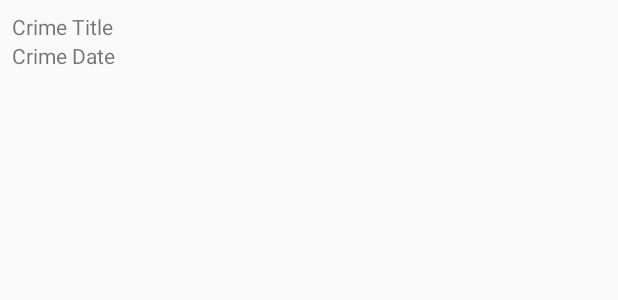
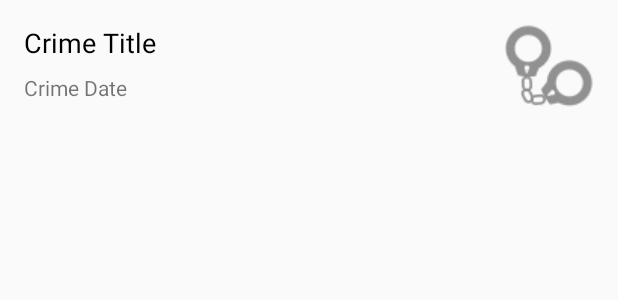
Before and after one commit to sallyshi/criminal-intent, an Android app: the layout list_item_crime.xml on its own in the app's theme, with its tools: preview values and no code run, on a phone screen of 412 x 824 dp. Shown: the top 300 px of the screen. Run offline under Robolectric (Android 15) with nearby library versions, the phone set to English and light mode, and no system bars.

Commit message:
Add ic_solved

```diff
--- a/app/src/main/res/layout/list_item_crime.xml
+++ b/app/src/main/res/layout/list_item_crime.xml
@@ -1,20 +1,47 @@
 <?xml version="1.0" encoding="utf-8"?>
-<LinearLayout xmlns:android="http://schemas.android.com/apk/res/android"
-    android:orientation="vertical"
+<android.support.constraint.ConstraintLayout xmlns:android="http://schemas.android.com/apk/res/android"
+    xmlns:app="http://schemas.android.com/apk/res-auto"
+    xmlns:tools="http://schemas.android.com/tools"
     android:layout_width="match_parent"
     android:layout_height="wrap_content"
-    android:padding="8dp">
+    android:orientation="vertical"
+    >
 
     <TextView
         android:id="@+id/crime_title"
-        android:layout_width="match_parent"
+        android:layout_width="0dp"
         android:layout_height="wrap_content"
-        android:text="Crime Title"/>
+        android:layout_marginEnd="8dp"
+        android:layout_marginStart="16dp"
+        android:layout_marginTop="16dp"
+        android:text="Crime Title"
+        android:textColor="@android:color/black"
+        android:textSize="18sp"
+        app:layout_constraintLeft_toLeftOf="parent"
+        app:layout_constraintRight_toLeftOf="@+id/crime_solved"
+        app:layout_constraintTop_toTopOf="parent"/>
 
     <TextView
         android:id="@+id/crime_date"
-        android:layout_width="match_parent"
+        android:layout_width="0dp"
         android:layout_height="wrap_content"
-        android:text="Crime Date"/>
+        android:text="Crime Date"
+        android:layout_marginStart="16dp"
+        app:layout_constraintLeft_toLeftOf="parent"
+        android:layout_marginTop="8dp"
+        app:layout_constraintTop_toBottomOf="@+id/crime_title"
+        app:layout_constraintRight_toLeftOf="@+id/crime_solved"
+        android:layout_marginEnd="8dp"/>
 
-</LinearLayout>
+    <ImageView
+        android:id="@+id/crime_solved"
+        android:layout_width="wrap_content"
+        android:layout_height="wrap_content"
+        app:srcCompat="@drawable/ic_solved"
+        android:layout_marginTop="16dp"
+        app:layout_constraintTop_toTopOf="parent"
+        app:layout_constraintBottom_toBottomOf="parent"
+        android:layout_marginBottom="16dp"
+        android:layout_marginEnd="16dp"
+        app:layout_constraintRight_toRightOf="parent"/>
+</android.support.constraint.ConstraintLayout>
```
Also changed, not shown: app/src/main/java/com/android/bignerdranch/criminalintent/CrimeListFragment.java (+26 -3 lines), app/src/main/res/drawable-v24/ic_solved.png (added).
